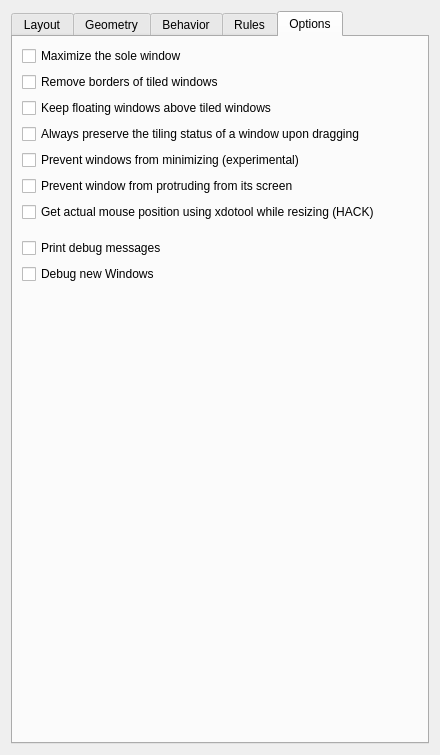
duhdugg/forknite, file res/config.ui: the form before one commit.
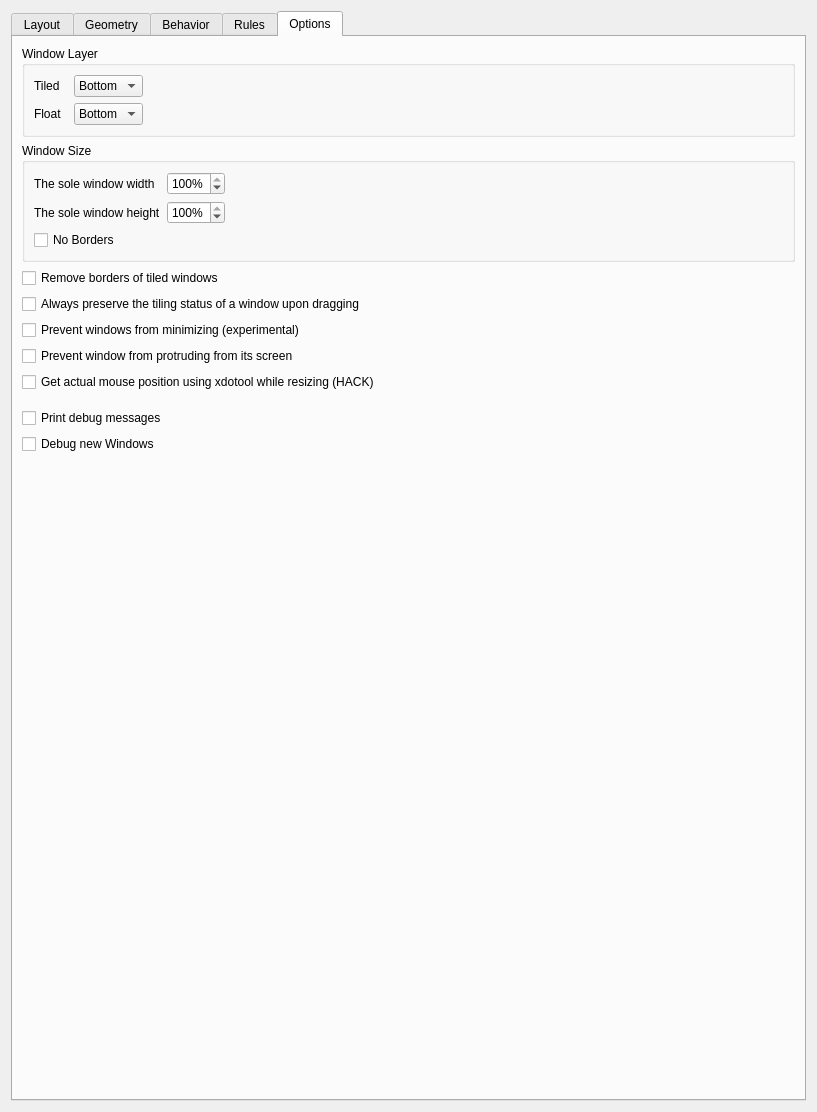
The form after the commit. The open tabs and pages were chosen to show the change.

```diff
--- a/res/config.ui
+++ b/res/config.ui
@@ -6,8 +6,8 @@
    <rect>
     <x>0</x>
     <y>0</y>
-    <width>440</width>
-    <height>755</height>
+    <width>817</width>
+    <height>1112</height>
    </rect>
   </property>
   <property name="minimumSize">
@@ -1039,13 +1039,158 @@
       </attribute>
       <layout class="QVBoxLayout" name="verticalLayout">
        <item>
-        <widget class="QCheckBox" name="kcfg_maximizeSoleTile">
-         <property name="toolTip">
-          <string>&lt;p&gt;If there's only one window to be tiled, the window will be maximized with its borders removed to maximize usable screen space.&lt;/p&gt;&lt;p&gt;When using this option it's advisable to enable the &amp;quot;Allow resizing maximized windows from window edges&amp;quot; in &amp;quot;Breeze Window Decoration&amp;quot; settings, as this will often leave windows maximized, preventing borders from returning when windows are no longer sole otherwise.&lt;/p&gt;</string>
+        <widget class="QGroupBox" name="GB_windowLayer">
+         <property name="title">
+          <string>Window Layer</string>
          </property>
-         <property name="text">
-          <string>Maximize the sole window</string>
+         <layout class="QGridLayout" name="gridLayout_9">
+          <item row="0" column="0" alignment="Qt::AlignmentFlag::AlignLeft">
+           <widget class="QLabel" name="label_13">
+            <property name="text">
+             <string>Tiled</string>
+            </property>
+           </widget>
+          </item>
+          <item row="0" column="1">
+           <widget class="QComboBox" name="kcfg_tiledWindowsLayer">
+            <item>
+             <property name="text">
+              <string>Bottom</string>
+             </property>
+            </item>
+            <item>
+             <property name="text">
+              <string>Normal</string>
+             </property>
+            </item>
+            <item>
+             <property name="text">
+              <string>Above</string>
+             </property>
+            </item>
+           </widget>
+          </item>
+          <item row="0" column="2">
+           <spacer name="horizontalSpacer_2">
+            <property name="orientation">
+             <enum>Qt::Orientation::Horizontal</enum>
+            </property>
+            <property name="sizeHint" stdset="0">
+             <size>
+              <width>40</width>
+              <height>20</height>
+             </size>
+            </property>
+           </spacer>
+          </item>
+          <item row="1" column="0">
+           <widget class="QLabel" name="label_14">
+            <property name="text">
+             <string>Float  </string>
+            </property>
+           </widget>
+          </item>
+          <item row="1" column="1">
+           <widget class="QComboBox" name="kcfg_floatedWindowsLayer">
+            <item>
+             <property name="text">
+              <string>Bottom</string>
+             </property>
+            </item>
+            <item>
+             <property name="text">
+              <string>Normal</string>
+             </property>
+            </item>
+            <item>
+             <property name="text">
+              <string>Above</string>
+             </property>
+            </item>
+           </widget>
+          </item>
+         </layout>
+        </widget>
+       </item>
+       <item>
+        <widget class="QGroupBox" name="groupBox_12">
+         <property name="title">
+          <string>Window Size</string>
          </property>
+         <layout class="QGridLayout" name="gridLayout_10">
+          <item row="0" column="2">
+           <spacer name="horizontalSpacer_3">
+            <property name="orientation">
+             <enum>Qt::Orientation::Horizontal</enum>
+            </property>
+            <property name="sizeHint" stdset="0">
+             <size>
+              <width>40</width>
+              <height>20</height>
+             </size>
+            </property>
+           </spacer>
+          </item>
+          <item row="0" column="1" alignment="Qt::AlignmentFlag::AlignHCenter|Qt::AlignmentFlag::AlignVCenter">
+           <widget class="QSpinBox" name="kcfg_soleWindowWidth">
+            <property name="suffix">
+             <string>%</string>
+            </property>
+            <property name="minimum">
+             <number>1</number>
+            </property>
+            <property name="maximum">
+             <number>100</number>
+            </property>
+            <property name="value">
+             <number>100</number>
+            </property>
+           </widget>
+          </item>
+          <item row="0" column="0">
+           <widget class="QLabel" name="label_15">
+            <property name="text">
+             <string>The sole window width </string>
+            </property>
+           </widget>
+          </item>
+          <item row="1" column="0">
+           <widget class="QLabel" name="label_16">
+            <property name="text">
+             <string>The sole window height</string>
+            </property>
+           </widget>
+          </item>
+          <item row="1" column="1">
+           <widget class="QSpinBox" name="kcfg_soleWindowHeight">
+            <property name="suffix">
+             <string>%</string>
+            </property>
+            <property name="minimum">
+             <number>1</number>
+            </property>
+            <property name="maximum">
+             <number>100</number>
+            </property>
+            <property name="value">
+             <number>100</number>
+            </property>
+           </widget>
+          </item>
+          <item row="2" column="0">
+           <widget class="QCheckBox" name="kcfg_soleWindowNoBorders">
+            <property name="text">
+             <string>No Borders</string>
+            </property>
+           </widget>
+          </item>
+         </layout>
+         <zorder>kcfg_soleWindowWidth</zorder>
+         <zorder>label_15</zorder>
+         <zorder>horizontalSpacer_3</zorder>
+         <zorder>label_16</zorder>
+         <zorder>kcfg_soleWindowHeight</zorder>
+         <zorder>kcfg_soleWindowNoBorders</zorder>
         </widget>
        </item>
        <item>
@@ -1058,13 +1203,6 @@
          </property>
         </widget>
        </item>
-       <item>
-        <widget class="QCheckBox" name="kcfg_keepFloatAbove">
-         <property name="text">
-          <string>Keep floating windows above tiled windows</string>
-         </property>
-        </widget>
-       </item>
        <item>
         <widget class="QCheckBox" name="kcfg_keepTilingOnDrag">
          <property name="text">
```
Left out of the diff: 75 changed lines with no effect on the pictures.
